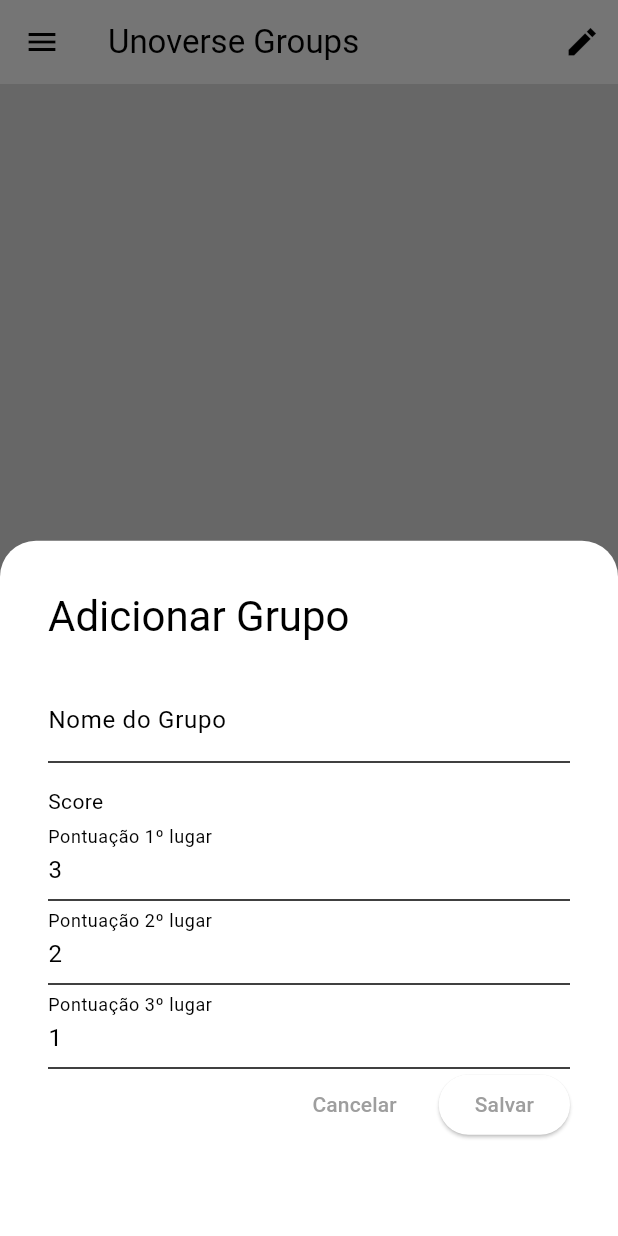
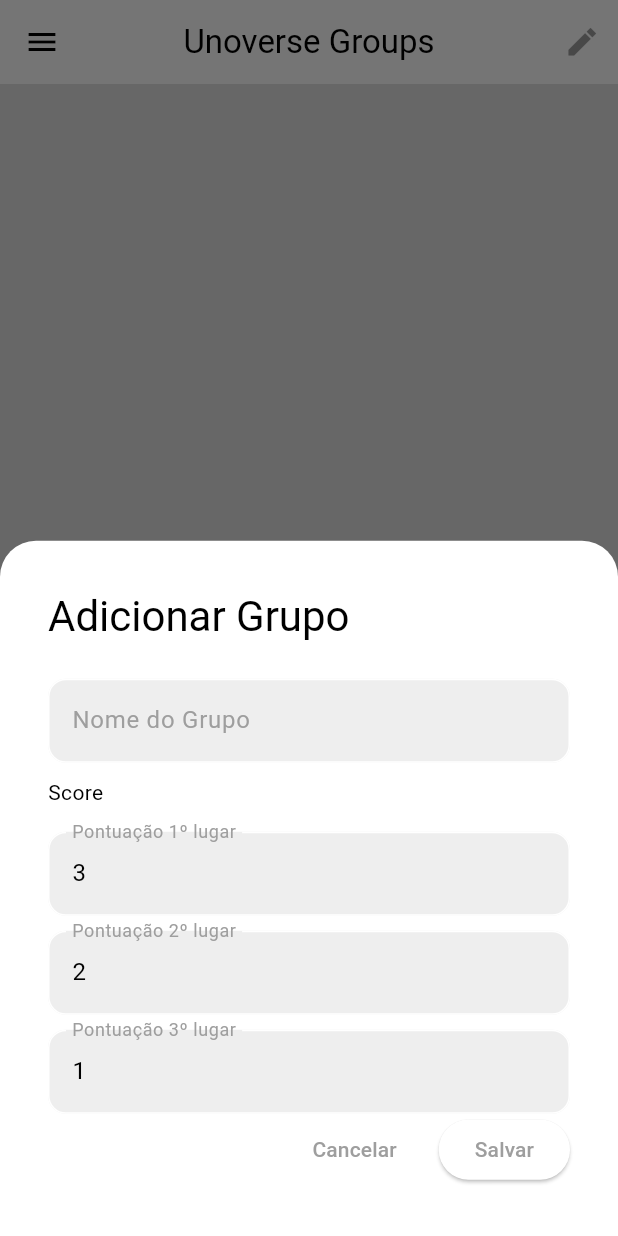
Before and after one commit to HiroGarcia/Unoverse, a Flutter app: the screen it shows once a user with an empty profile is signed in, after a tap on the "add" icon, on a phone screen of 412 x 824 dp. Run offline on Flutter 3.47's test engine with Material 3 defaults, Android fonts, the phone set to English and light mode, and no system bars; our stand-ins replace cloud_firestore, firebase_auth, firebase_core; accounts and stored records are empty; generated files the repository leaves out were written again.

Commit message:
ui: changed home and group colors

```diff
--- a/lib/presentation/pages/group/group_page.dart
+++ b/lib/presentation/pages/group/group_page.dart
@@ -36,7 +36,7 @@
                 ),
               )
               : Container(
-                color: Colors.blue[50],
+                padding: EdgeInsets.only(top: 10, left: 10, right: 10),
                 child: GridView.builder(
                   gridDelegate: SliverGridDelegateWithMaxCrossAxisExtent(
                     maxCrossAxisExtent: 200,
@@ -44,7 +44,7 @@
                   itemCount: listPlayer.length,
                   itemBuilder: (context, index) {
                     return Card(
-                      color: Colors.blueGrey[200],
+                      color: Theme.of(context).colorScheme.secondary,
                       child: Center(
                         child: Column(
                           mainAxisAlignment: MainAxisAlignment.center,
--- a/lib/presentation/pages/home/home_page.dart
+++ b/lib/presentation/pages/home/home_page.dart
@@ -29,7 +29,7 @@
         ).loadGroups(user.groupsId);
       });
     }
-
+    FirebaseAuth sair = FirebaseAuth.instance;
     return Scaffold(
       appBar: AppBar(
         title: Text('Unoverse Groups'),
@@ -43,9 +43,10 @@
               print('Grupos: ${user.groupsId}');
               print('Name Group: ${groups[0].name}');
               print(groups.length);
+              sair.signOut();
             },
             icon: Icon(Icons.mode_edit_sharp),
-            color: Colors.black,
+            color: Theme.of(context).colorScheme.primary,
           ),
         ],
       ),
@@ -70,7 +71,7 @@
                 ),
               )
               : Container(
-                color: Colors.blue[50],
+                padding: EdgeInsets.only(top: 10, left: 10, right: 10),
                 child: GridView.builder(
                   gridDelegate: SliverGridDelegateWithMaxCrossAxisExtent(
                     maxCrossAxisExtent: 200,
@@ -85,7 +86,8 @@
                       return GroupCard(group: group);
                     } else {
                       return Card(
-                        color: Colors.blueGrey[50],
+                        // color: Colors.blueGrey[50],
+                        color: Theme.of(context).colorScheme.secondary,
                         elevation: 2,
                         margin: const EdgeInsets.all(32.0),
                         shape: CircleBorder(),
--- a/lib/presentation/widgets/group_card.dart
+++ b/lib/presentation/widgets/group_card.dart
@@ -18,8 +18,9 @@
       },
       onLongPress: () {},
       child: Card(
-        elevation: 2,
-        color: Colors.blueGrey[200],
+        elevation: 3,
+        // color: Colors.blueGrey[200],
+        color: Theme.of(context).colorScheme.secondary,
         child: Center(
           child: Column(
             mainAxisAlignment: MainAxisAlignment.center,
@@ -27,10 +28,11 @@
               Text(
                 group.name,
                 textAlign: TextAlign.center,
-                style: const TextStyle(fontWeight: FontWeight.bold),
+                style: TextStyle(
+                  fontWeight: FontWeight.bold,
+                  color: Theme.of(context).colorScheme.primary,
+                ),
               ),
-              const SizedBox(height: 8),
-              Text('ID: ${group.groupId}'),
             ],
           ),
         ),
--- a/lib/presentation/widgets/show_form_modal.dart
+++ b/lib/presentation/widgets/show_form_modal.dart
@@ -1,5 +1,5 @@
 import 'package:flutter/material.dart';
-import 'package:flutter/services.dart';
+import 'package:unoverse/presentation/widgets/my_textfield.dart';
 
 import '../../domain/entity/enum_type.dart';
 import '../controllers/modal_controller.dart';
@@ -55,9 +55,10 @@
                 style: Theme.of(context).textTheme.headlineMedium,
               ),
               SizedBox(height: 24),
-              TextFormField(
+              MyTextfield(
                 controller: nameController,
-                decoration: InputDecoration(label: Text("Nome do $titleType")),
+                labelText: 'Nome do $titleType',
+                obscureText: false,
                 validator: (value) {
                   if (value == null || value.isEmpty) {
                     return 'Nome é obrigatório';
@@ -68,14 +69,15 @@
                   return null;
                 },
               ),
-              const SizedBox(height: 16),
+              const SizedBox(height: 10),
               if (type == EnumType.group) ...[
                 Text('Score'),
-                TextFormField(
+                const SizedBox(height: 16),
+                MyTextfield(
                   controller: primeiroController,
+                  labelText: 'Pontuação 1º lugar',
+                  obscureText: false,
                   keyboardType: TextInputType.number,
-                  decoration: InputDecoration(labelText: 'Pontuação 1º lugar'),
-                  inputFormatters: [FilteringTextInputFormatter.digitsOnly],
                   validator: (value) {
                     if (value == null || value.isEmpty) {
                       return 'Pontuação é obrigatória';
@@ -83,11 +85,12 @@
                     return null;
                   },
                 ),
-                TextFormField(
+                const SizedBox(height: 10),
+                MyTextfield(
                   controller: segundoController,
+                  labelText: 'Pontuação 2º lugar',
+                  obscureText: false,
                   keyboardType: TextInputType.number,
-                  decoration: InputDecoration(labelText: 'Pontuação 2º lugar'),
-                  inputFormatters: [FilteringTextInputFormatter.digitsOnly],
                   validator: (value) {
                     if (value == null || value.isEmpty) {
                       return 'Pontuação é obrigatória';
@@ -95,11 +98,12 @@
                     return null;
                   },
                 ),
-                TextFormField(
+                const SizedBox(height: 10),
+                MyTextfield(
                   controller: terceiroController,
+                  labelText: 'Pontuação 3º lugar',
+                  obscureText: false,
                   keyboardType: TextInputType.number,
-                  decoration: InputDecoration(labelText: 'Pontuação 3º lugar'),
-                  inputFormatters: [FilteringTextInputFormatter.digitsOnly],
                   validator: (value) {
                     if (value == null || value.isEmpty) {
                       return 'Pontuação é obrigatória';
@@ -108,12 +112,11 @@
                   },
                 ),
               ] else if (type == EnumType.player) ...[
-                TextFormField(
+                MyTextfield(
                   controller: emailController,
                   keyboardType: TextInputType.emailAddress,
-                  decoration: InputDecoration(
-                    labelText: 'Email do Jogador (Opcional)',
-                  ),
+                  labelText: 'Email do Jogador (Opcional)',
+                  obscureText: false,
                   validator: (value) {
                     if (value == null || value.isEmpty) {
                       return null;
@@ -125,12 +128,12 @@
                     return null;
                   },
                 ),
-                const SizedBox(height: 16),
-                TextFormField(
+                const SizedBox(height: 10),
+                MyTextfield(
                   controller: initialScoreController,
                   keyboardType: TextInputType.number,
-                  decoration: InputDecoration(labelText: 'Pontuação Inicial'),
-                  inputFormatters: [FilteringTextInputFormatter.digitsOnly],
+                  labelText: 'Pontuação Inicial',
+                  obscureText: false,
                   validator: (value) {
                     if (value == null || value.isEmpty) {
                       return 'Pontuação inicial é obrigatória';
--- a/lib/themes/dark_mode.dart
+++ b/lib/themes/dark_mode.dart
@@ -8,11 +8,5 @@
     inversePrimary: Colors.grey.shade300,
   ),
   scaffoldBackgroundColor: Colors.grey.shade900,
-  //  appBarTheme: AppBarTheme(
-  //           centerTitle: true,
-  //           backgroundColor: Colors.blue[100],
-  //         ),
-  //         floatingActionButtonTheme: FloatingActionButtonThemeData(
-  //           backgroundColor: Colors.blue[100],
-  //         ),
+  appBarTheme: AppBarTheme(centerTitle: true),
 );
--- a/lib/themes/light_mode.dart
+++ b/lib/themes/light_mode.dart
@@ -8,11 +8,5 @@
     inversePrimary: Colors.grey.shade900,
   ),
   scaffoldBackgroundColor: Colors.grey.shade300,
-  //  appBarTheme: AppBarTheme(
-  //         centerTitle: true,
-  //         backgroundColor: Colors.blue[100],
-  //       ),
-  //       floatingActionButtonTheme: FloatingActionButtonThemeData(
-  //         backgroundColor: Colors.blue[100],
-  //       ),
+  appBarTheme: AppBarTheme(centerTitle: true),
 );
```
